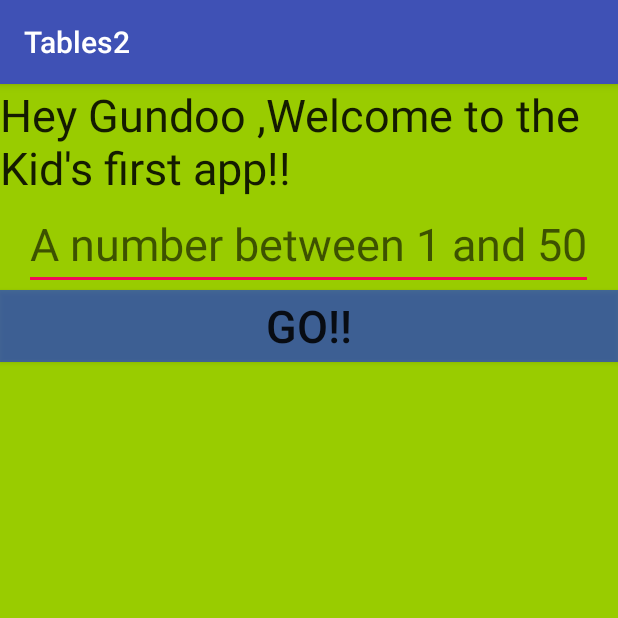
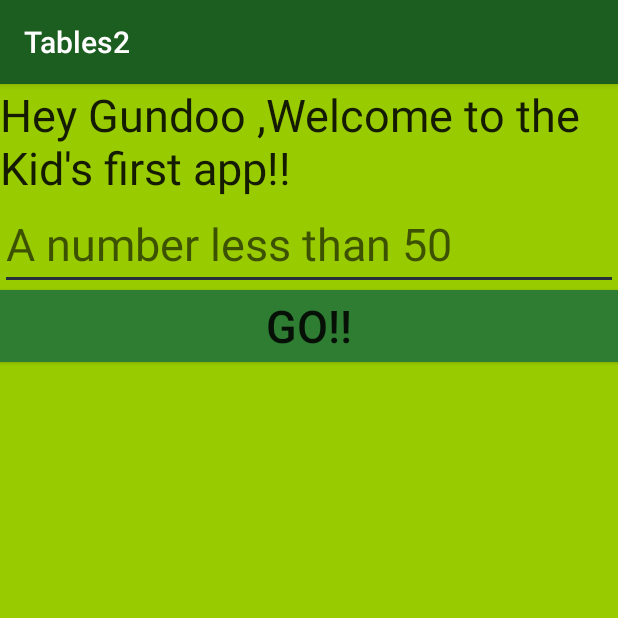
Before and after one commit to SURENDER14/Tables, an Android app: the screen it shows after launch (what_table), on a phone screen of 412 x 824 dp, the top half of it. Run offline under Robolectric (Android 15) with nearby library versions, the phone set to English and light mode, and no system bars.

Commit message:
UI Color Change

```diff
--- a/app/src/main/res/layout/detail_number.xml
+++ b/app/src/main/res/layout/detail_number.xml
@@ -13,7 +13,7 @@
         android:id="@+id/tv_detail_number_table"
         android:layout_width="match_parent"
         android:layout_height="match_parent"
-        android:background="@android:color/holo_purple"
+        android:background="@android:color/holo_green_light"
         android:fontFamily="cursive"
         android:gravity="center"
         android:text="Text"
--- a/app/src/main/res/layout/what_table.xml
+++ b/app/src/main/res/layout/what_table.xml
@@ -18,13 +18,15 @@
 
     <EditText
         android:id="@+id/et_multiplier"
-        android:layout_width="wrap_content"
+        android:layout_width="match_parent"
         android:layout_height="wrap_content"
         android:layout_gravity="center"
         android:hint="@string/et_display_string"
         android:inputType="number"
         android:textAppearance="@android:style/TextAppearance.DeviceDefault.Large"
-        android:textSize="30sp" />
+        android:textSize="30sp"
+
+        />
 
     <Button
         android:id="@+id/button"
@@ -33,6 +35,7 @@
         android:background="@color/colorPrimaryDark"
         android:onClick="onButtonClick"
         android:text="@string/go"
+        android:textColorLink="@android:color/black"
         android:textSize="30sp" />
 
 </LinearLayout>
--- a/app/src/main/res/values/colors.xml
+++ b/app/src/main/res/values/colors.xml
@@ -1,6 +1,6 @@
 <?xml version="1.0" encoding="utf-8"?>
 <resources>
-    <color name="colorPrimary">#3F51B5</color>
-    <color name="colorPrimaryDark">#a31733e6</color>
-    <color name="colorAccent">#f10b59</color>
+    <color name="colorPrimary">#1b5e20</color>
+    <color name="colorPrimaryDark">#2e7d32</color>
+    <color name="colorAccent">#263238</color>
 </resources>
--- a/app/src/main/res/values/strings.xml
+++ b/app/src/main/res/values/strings.xml
@@ -5,7 +5,7 @@
     <string name="hidden">Hidden</string>
     <string name="Shown">Shown</string>
     <string name="pref_key">display_text</string>
-    <string name="et_display_string">A number between 1 and 50 </string>
+    <string name="et_display_string">A number less than 50 </string>
     <string name="tv_what_table">Hey Gundoo ,Welcome to the Kid\'s first app!! </string>
     <string name="button">button</string>
     <string name="go">Go!!</string>
```
